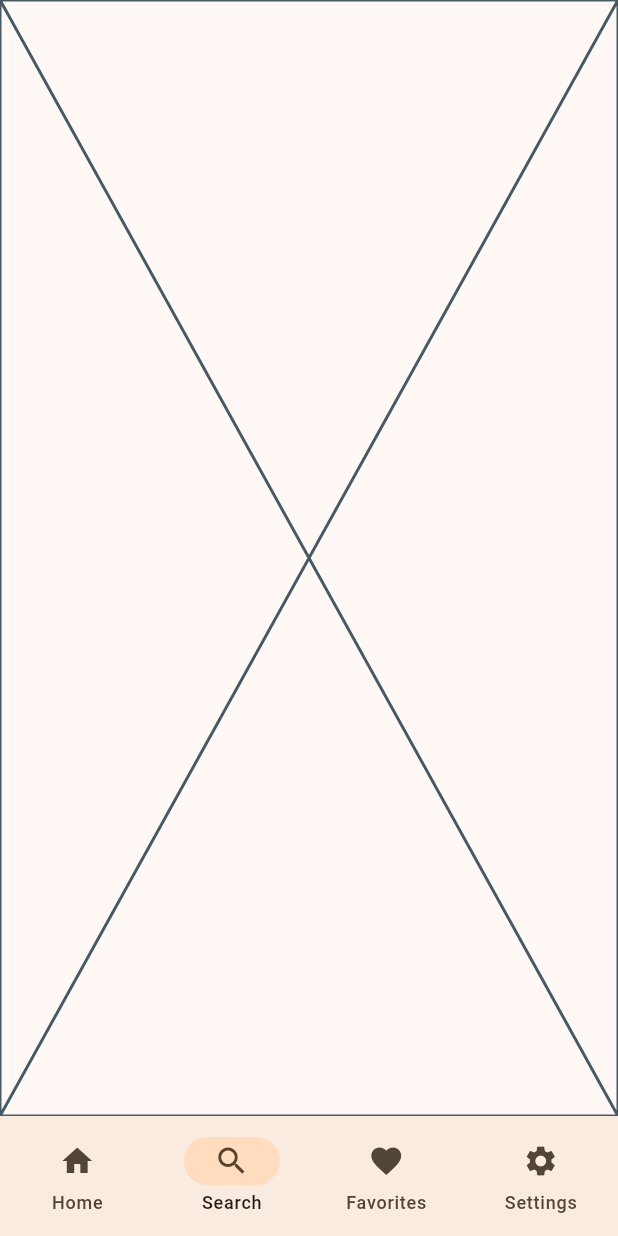
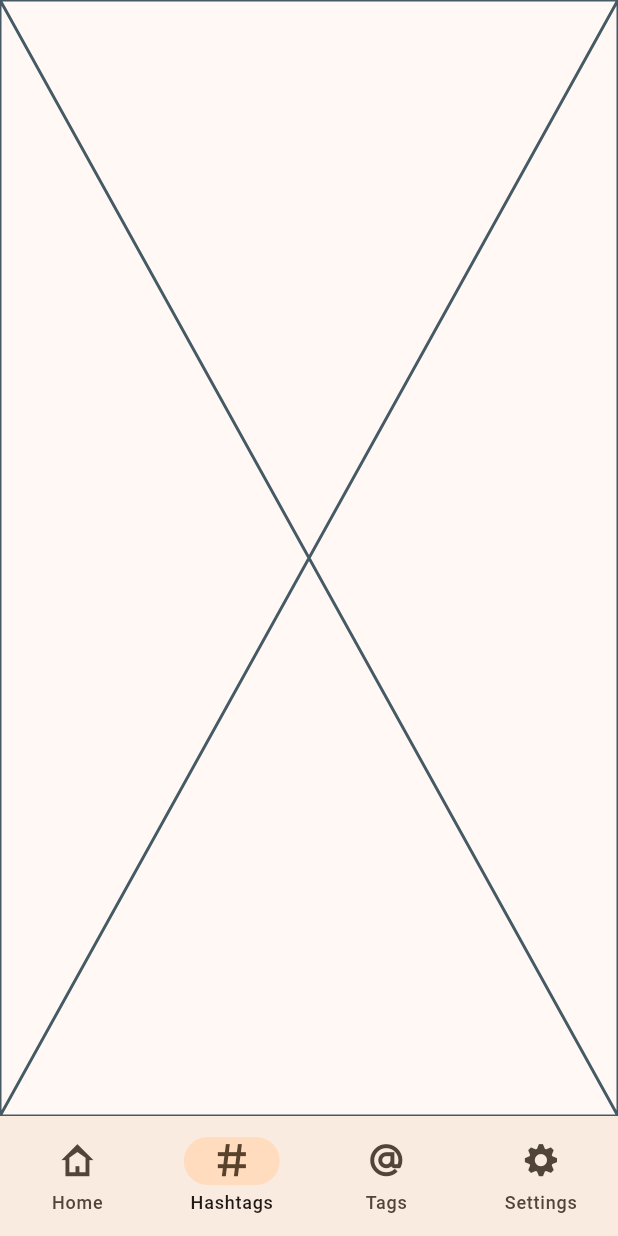
Before and after one commit to karol-at/instagram_description_generator, a Flutter app: the screen it shows after launch, item 2 of the bottom bar chosen, on a phone screen of 412 x 824 dp. Run offline on Flutter 3.47's test engine with Material 3 defaults, Android fonts, the light colour scheme and no system bars.

Commit message:
added all pages and corrected the navbar icons&labes

```diff
--- /dev/null
+++ b/lib/Pages/hashtags_page.dart
@@ -0,0 +1,20 @@
+library hashtags_page;
+
+import 'package:flutter/material.dart';
+import 'package:instagram_description_generator/Utils/list_loader.dart';
+
+class HashtagsPage extends StatefulWidget {
+  final ThemeData theme;
+  final DataHandler dataHandler;
+  const HashtagsPage({super.key, required this.theme, required this.dataHandler});
+
+  @override
+  State<HashtagsPage> createState() => _HashtagsPageState();
+}
+
+class _HashtagsPageState extends State<HashtagsPage> {
+  @override
+  Widget build(BuildContext context) {
+    return const Placeholder();
+  }
+}
--- /dev/null
+++ b/lib/Pages/tags_page.dart
@@ -0,0 +1,21 @@
+library tags_page;
+
+import 'package:flutter/material.dart';
+import 'package:instagram_description_generator/Utils/list_loader.dart';
+
+class TagsPage extends StatefulWidget {
+  final ThemeData theme;
+  final DataHandler dataHandler;
+
+  const TagsPage({super.key, required this.theme, required this.dataHandler});
+
+  @override
+  State<TagsPage> createState() => _TagsPageState();
+}
+
+class _TagsPageState extends State<TagsPage> {
+  @override
+  Widget build(BuildContext context) {
+    return const Placeholder();
+  }
+}
--- a/lib/main.dart
+++ b/lib/main.dart
@@ -1,10 +1,12 @@
 
 import 'package:flutter/material.dart';
-import 'package:instagram_description_generator/Pages/settings_page.dart';
 import 'package:instagram_description_generator/Utils/list_loader.dart';
 import 'package:provider/provider.dart';
-import 'Utils/description_creator.dart';
 import 'Pages/main_page.dart';
+import 'Pages/hashtags_page.dart';
+import 'Pages/tags_page.dart';
+import 'Pages/settings_page.dart';
+import 'fonts/iconic_icons.dart';
 
 DataHandler startupDataHandler = DataHandler();
 void main() async {
@@ -40,9 +42,9 @@ class _MainAppState extends State<MainApp> {
       case 0:
         page = HomePage(theme: themeData, dataHandler: dataHandler);
       case 1:
-        page = const Placeholder();
+        page = HashtagsPage(theme: themeData, dataHandler: dataHandler);
       case 2:
-        page = const Placeholder();
+        page = TagsPage(theme: themeData, dataHandler: dataHandler);
       case 3:
         page = SettingsPage(theme: themeData, dataHandler: dataHandler);
       default:
@@ -58,19 +60,19 @@ class _MainAppState extends State<MainApp> {
               bottomNavigationBar:  NavigationBar(
                 destinations:  const [
                   NavigationDestination(
-                    icon: Icon(Icons.home),
+                    icon: Icon(IconicIcons.home),
                     label: 'Home',
                   ),
                   NavigationDestination(
-                    icon: Icon(Icons.search),
-                    label: 'Search',
+                    icon: Icon(IconicIcons.hash),
+                    label: 'Hashtags',
                   ),
                   NavigationDestination(
-                    icon: Icon(Icons.favorite),
-                    label: 'Favorites',
+                    icon: Icon(IconicIcons.at),
+                    label: 'Tags',
                   ),
                   NavigationDestination(
-                    icon: Icon(Icons.settings),
+                    icon: Icon(IconicIcons.cog),
                     label: 'Settings',
                   ),
                 ],
```
